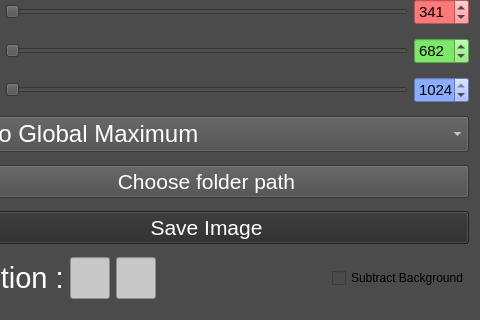
First picture: the form in gui/views/AffichageRGBUi.ui, repository PyMarc2/OceanOpticsSpectroViewer, before the edit; both pictures show x 598 to 1078 and y 376 to 696 of the 1078 by 696 pixel window.
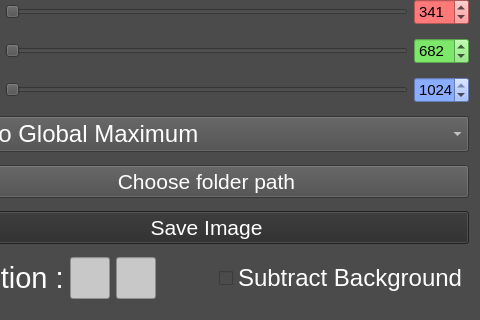
Second picture: the form after the edit. Custom widgets are drawn as their Qt base class.

Commit message: subtract background bigger in affichage and less tooltip in micro

Patch:
```diff
--- a/gui/views/AffichageRGBUi.ui
+++ b/gui/views/AffichageRGBUi.ui
@@ -450,6 +450,14 @@
              </item>
              <item>
               <widget class="QCheckBox" name="cb_subtractbg">
+               <property name="font">
+                <font>
+                 <pointsize>18</pointsize>
+                </font>
+               </property>
+               <property name="styleSheet">
+                <string notr="true">color: rgb(255, 255, 255);</string>
+               </property>
                <property name="text">
                 <string>Subtract Background</string>
                </property>
```
The commit also changes 1 other file.
